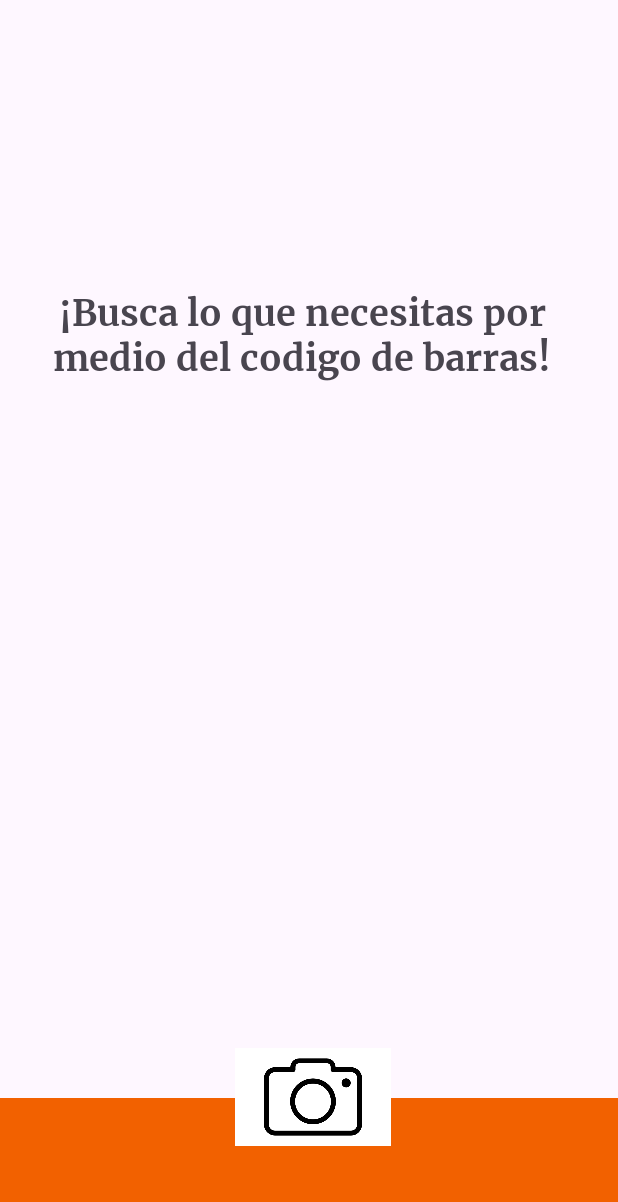
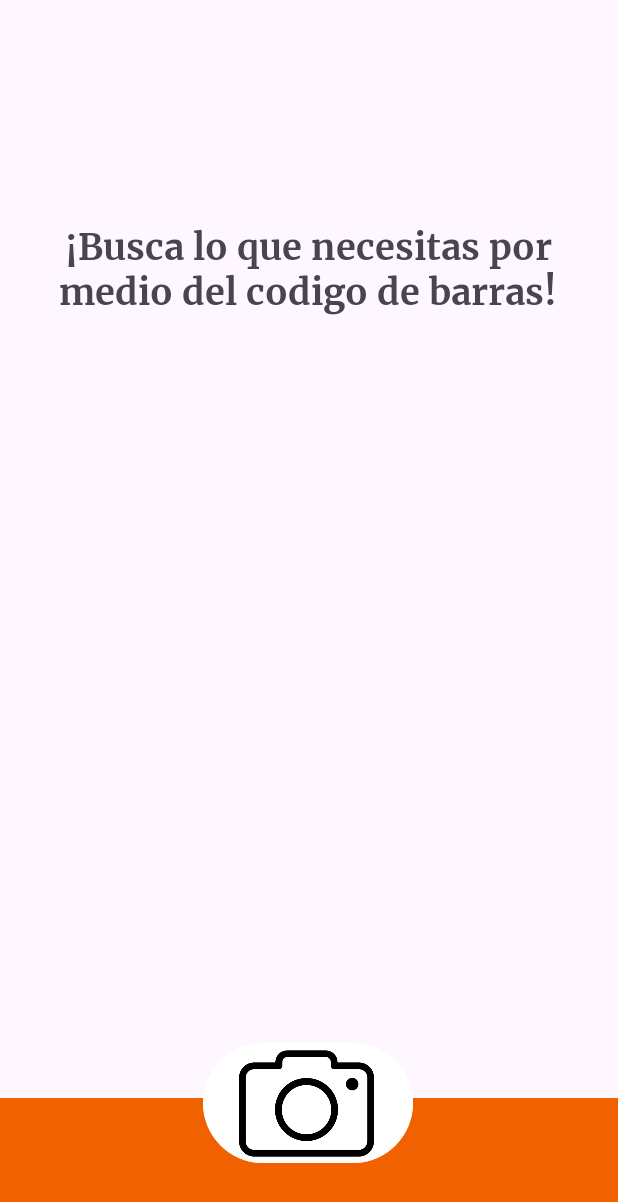
Before and after one commit to FerchoChainz/Refamovil_App, an Android app: the layout fragment_buscar_productos.xml on its own in the app's theme, with its tools: preview values and no code run, on a phone screen of 412 x 824 dp. Shown: the top 1202 px of the screen. Run offline under Robolectric (Android 15) with nearby library versions, the light colour scheme and no system bars.

Commit message:
working bar reader with recyclerview

```diff
--- a/app/build.gradle
+++ b/app/build.gradle
@@ -40,6 +40,8 @@ dependencies { //
     implementation 'com.google.android.gms:play-services-maps:18.0.2'
     implementation 'com.google.maps:google-maps-services:0.18.0'
     implementation 'com.google.android.gms:play-services-location:17.0.0'
+    implementation 'com.google.zxing:core:3.4.1'
+    implementation 'com.journeyapps:zxing-android-embedded:4.3.0'
     testImplementation 'junit:junit:4.13.2'
     androidTestImplementation 'androidx.test.ext:junit:1.1.5'
     androidTestImplementation 'androidx.test.espresso:espresso-core:3.5.1'
--- a/app/src/main/AndroidManifest.xml
+++ b/app/src/main/AndroidManifest.xml
@@ -2,9 +2,14 @@
 <manifest xmlns:android="http://schemas.android.com/apk/res/android"
     xmlns:tools="http://schemas.android.com/tools" >
 
+    <uses-feature
+        android:name="android.hardware.camera"
+        android:required="false" />
+
     <uses-permission android:name="android.permission.ACCESS_COARSE_LOCATION" />
     <uses-permission android:name="android.permission.ACCESS_FINE_LOCATION" />
     <uses-permission android:name="android.permission.INTERNET" />
+    <uses-permission android:name="android.permission.CAMERA" />
 
     <application
         android:allowBackup="true"
--- a/app/src/main/res/layout/fragment_buscar_productos.xml
+++ b/app/src/main/res/layout/fragment_buscar_productos.xml
@@ -16,15 +16,16 @@
             android:layout_width="396dp"
             android:layout_height="68dp"
             android:layout_marginStart="7dp"
-            android:layout_marginTop="116dp"
+            android:layout_marginTop="220dp"
             android:layout_marginEnd="17dp"
-            android:layout_marginBottom="10dp"
+            android:layout_marginBottom="80dp"
             android:fontFamily="@font/merriweatherbold"
             android:text="¡Busca lo que necesitas por medio del codigo de barras!"
             android:textAlignment="center"
             android:textSize="24sp"
             app:layout_constraintBottom_toTopOf="@+id/scrollView4"
             app:layout_constraintEnd_toEndOf="parent"
+            app:layout_constraintHorizontal_bias="0.0"
             app:layout_constraintStart_toStartOf="parent"
             app:layout_constraintTop_toTopOf="parent" />
 
@@ -33,9 +34,10 @@
             android:layout_width="419dp"
             android:layout_height="276dp"
             android:layout_marginEnd="5dp"
-            android:layout_marginBottom="3dp"
-            app:layout_constraintBottom_toTopOf="@+id/imgCamara"
+            android:layout_marginBottom="120dp"
+            app:layout_constraintBottom_toTopOf="@+id/btnCamara"
             app:layout_constraintEnd_toEndOf="parent"
+            app:layout_constraintHorizontal_bias="0.307"
             app:layout_constraintStart_toStartOf="parent"
             app:layout_constraintTop_toBottomOf="@+id/txtCodigoBarras">
 
@@ -57,17 +59,22 @@
             app:layout_constraintTop_toBottomOf="@+id/scrollView4"
             app:layout_constraintVertical_bias="1.0" />
 
-        <ImageView
-            android:id="@+id/imgCamara"
-            android:layout_width="104dp"
-            android:layout_height="65dp"
-            android:layout_marginBottom="60dp"
-            android:background="@color/white"
-            android:src="@drawable/camara"
-            app:layout_constraintBottom_toBottomOf="@+id/txtCuadroCamara"
-            app:layout_constraintEnd_toEndOf="@+id/txtCuadroCamara"
-            app:layout_constraintHorizontal_bias="0.519"
-            app:layout_constraintStart_toStartOf="@+id/txtCuadroCamara" />
+        <Button
+            android:id="@+id/btnCamara"
+            android:layout_width="140dp"
+            android:layout_height="88dp"
+            android:layout_marginBottom="25dp"
+            android:backgroundTint="@color/white"
+            android:fontFamily="@font/merriweatherregular"
+            android:textSize="20sp"
+            app:icon="@drawable/camara"
+            app:iconSize="90dp"
+            app:iconTint="#000000"
+            app:layout_constraintBottom_toTopOf="@+id/txtCuadroCamara"
+            app:layout_constraintEnd_toEndOf="parent"
+            app:layout_constraintHorizontal_bias="0.498"
+            app:layout_constraintStart_toStartOf="parent"
+            app:layout_constraintTop_toBottomOf="@+id/scrollView4" />
 
     </androidx.constraintlayout.widget.ConstraintLayout>
 
```
Also changed, not shown: app/src/main/java/com/example/refamovil/fragments/BuscarProductosFragment.java (+68 -6 lines).
